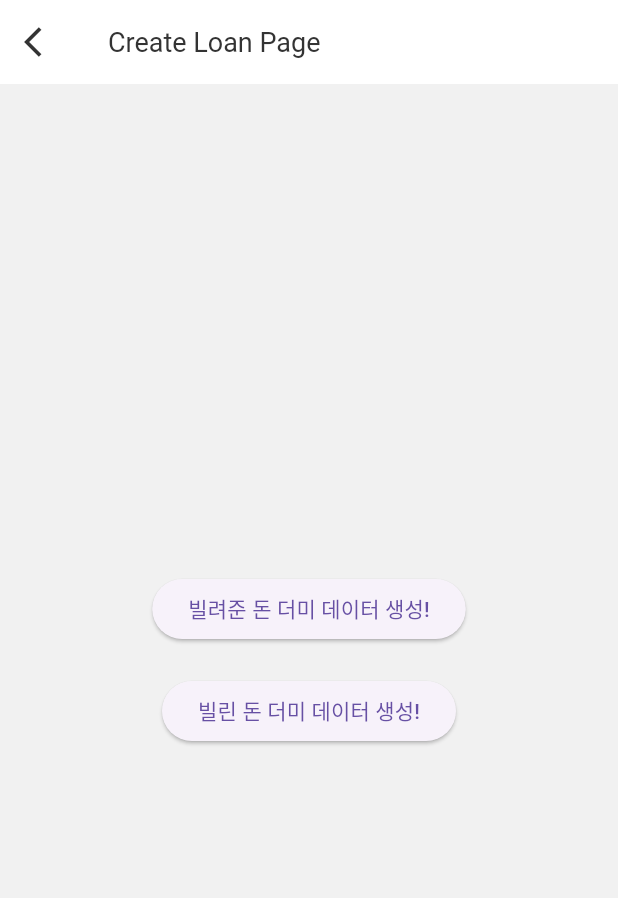
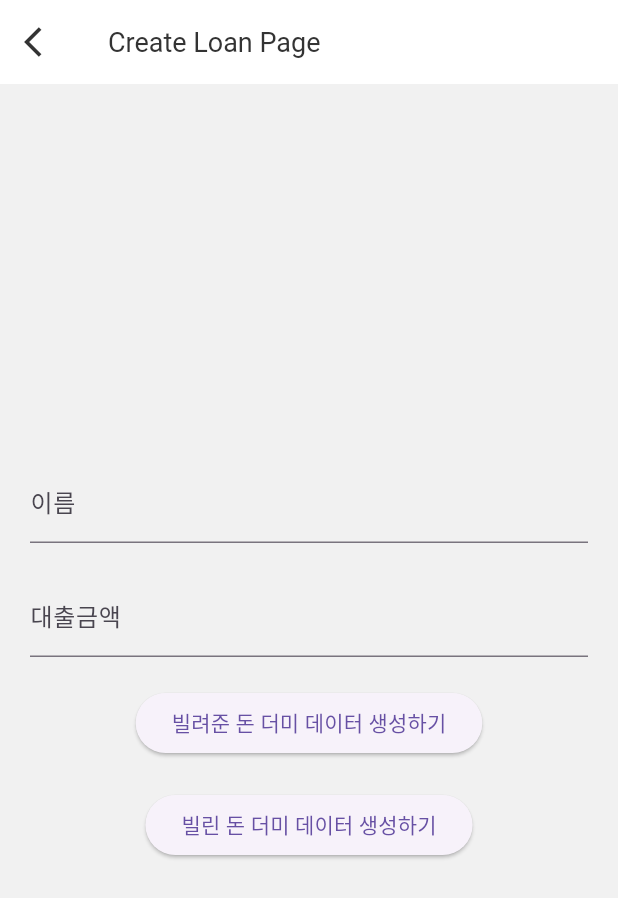
Before and after one commit to AtmosCat/dont_worry, a Flutter app: the CreateLoanPage screen opened directly, on a phone screen of 412 x 824 dp. Shown: the top 898 px of the screen. Run offline on Flutter 3.47's test engine with Material 3 defaults, Android fonts, the phone set to English and light mode, and no system bars; our stand-ins replace cloud_firestore, firebase_auth, firebase_core, flutter_riverpod; accounts and stored records are empty.

Commit message:
impl(create_loan): 테스트 데이터 생성 메서드 수정 - 이름, 금액 직접 입력 로직직

```diff
--- a/lib/ui/pages/create_loan/create_loan_page.dart
+++ b/lib/ui/pages/create_loan/create_loan_page.dart
@@ -7,6 +7,10 @@ import 'package:dont_worry/utils/snackbar_utils.dart';
 import 'package:flutter/material.dart';
 
 class CreateLoanPage extends StatelessWidget {
+
+  final nameEdittingController = TextEditingController();
+  final amountEdittingController = TextEditingController();
+
   @override
   Widget build(BuildContext context) {
     return Scaffold(
@@ -33,46 +37,64 @@ class CreateLoanPage extends StatelessWidget {
         ),
       ),
       body: Center(
+          child: Padding(
+            padding: const EdgeInsets.all(20.0),
             child: Column(
                     mainAxisAlignment: MainAxisAlignment.center,
                     children: [
+            TextFormField(
+              controller: nameEdittingController,
+              decoration: InputDecoration(
+                labelText: "이름",
+              ),
+            ),
+            SizedBox(height: 20),
+            TextFormField(
+              controller: amountEdittingController,
+              keyboardType: TextInputType.number,
+              decoration: InputDecoration(
+                labelText: "대출금액",
+              ),
+            ),
+            SizedBox(height: 20),
             ElevatedButton(
               onPressed: () async {
                 UserRepository userRepository = UserRepository();
-              Loan testData = createTestLendingLoan();
+                Loan testData = createTestLendingLoan(nameEdittingController.text, int.parse(amountEdittingController.text));
                 if (await userRepository.createLoanData(
                     context: context, loan: testData)) {
                   SnackbarUtil.showSnackBar(
                       context, "빌려준 돈 더미 데이터가 Firebase에 추가됨.");
                 }
               },
-            child: Text("빌려준 돈 더미 데이터 생성!"),
+              child: Text("빌려준 돈 더미 데이터 생성하기"),
             ),
             SizedBox(height: 20),
             ElevatedButton(
               onPressed: () async {
                 UserRepository userRepository = UserRepository();
-              Loan testData = createTestBorrowingLoan();
+                Loan testData = createTestBorrowingLoan(nameEdittingController.text, int.parse(amountEdittingController.text));
                 if (await userRepository.createLoanData(
                     context: context, loan: testData)) {
                   SnackbarUtil.showSnackBar(
                       context, "빌린 돈 더미 데이터가 Firebase에 추가됨.");
                 }
               },
-            child: Text("빌린 돈 더미 데이터 생성!"),
+              child: Text("빌린 돈 더미 데이터 생성하기"),
             ),
                     ],
+                  ),
           )),
     );
   }
 }
 
 // 빌려준 돈 더미 데이터 생성
-Loan createTestLendingLoan() {
+Loan createTestLendingLoan(String name, int amount) {
   Loan testLendingLoan = Loan(
     isLending: true,
-    person: Person(name: "수진", loans: []),
-    initialAmount: 2000000,
+    person: Person(name: name, loans: []),
+    initialAmount: amount,
     repayments: [],
     dueDate: DateTime(2025, 10, 31),
     loanDate: DateTime.now(),
@@ -83,11 +105,11 @@ Loan createTestLendingLoan() {
 }
 
 // 빌려준 돈 더미 데이터 생성
-Loan createTestBorrowingLoan() {
+Loan createTestBorrowingLoan(String name, int amount) {
   Loan testBorrowingLoan = Loan(
     isLending: false,
-    person: Person(name: "정아", loans: []),
-    initialAmount: 3000000,
+    person: Person(name: name, loans: []),
+    initialAmount: amount,
     repayments: [],
     dueDate: DateTime(2025, 10, 31),
     loanDate: DateTime.now(),
```
Lines whose indentation alone changed are shown as unchanged.
